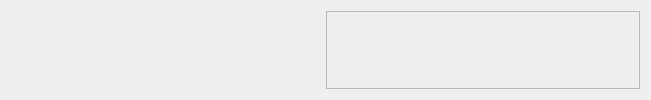
Above: table.ui from Morindhal/Halvarsson_Client before the change. Below: the same form after it.
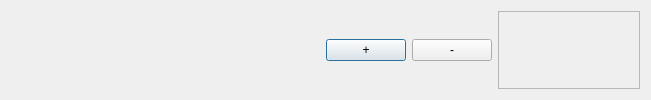
That is the form after the change.

Diff of the .ui file:
```diff
--- a/table.ui
+++ b/table.ui
@@ -48,7 +48,7 @@
      </property>
      <property name="sizeHint" stdset="0">
       <size>
-       <width>40</width>
+       <width>30</width>
        <height>20</height>
       </size>
      </property>
@@ -56,6 +56,20 @@
    </item>
    <item>
     <layout class="QHBoxLayout" name="empty">
+     <item>
+      <widget class="QPushButton" name="pushButton">
+       <property name="text">
+        <string>+</string>
+       </property>
+      </widget>
+     </item>
+     <item alignment="Qt::AlignLeft">
+      <widget class="QPushButton" name="pushButton_2">
+       <property name="text">
+        <string>-</string>
+       </property>
+      </widget>
+     </item>
      <item>
       <widget class="QScrollArea" name="Scroll">
        <property name="sizeAdjustPolicy">
@@ -69,7 +83,7 @@
          <rect>
           <x>0</x>
           <y>0</y>
-          <width>305</width>
+          <width>133</width>
           <height>60</height>
          </rect>
         </property>
@@ -79,6 +93,9 @@
           <height>60</height>
          </size>
         </property>
+        <property name="layoutDirection">
+         <enum>Qt::RightToLeft</enum>
+        </property>
         <layout class="QGridLayout" name="gridLayout_2">
          <property name="sizeConstraint">
           <enum>QLayout::SetFixedSize</enum>
```
